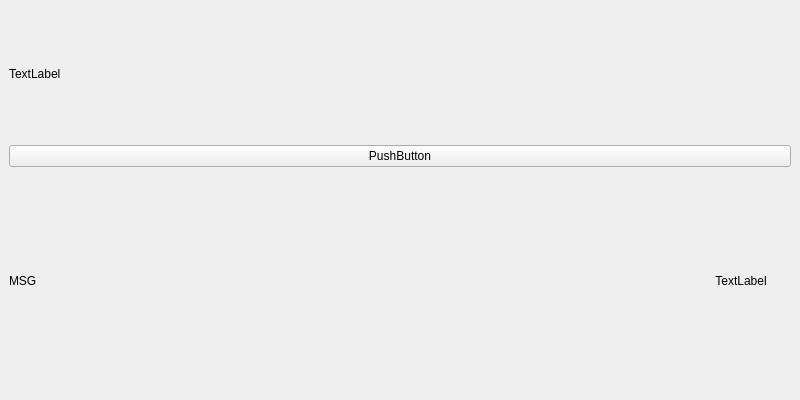
rbbrnc/QTWidgets, file Sipfun/MainWindow.ui: the form before one commit.
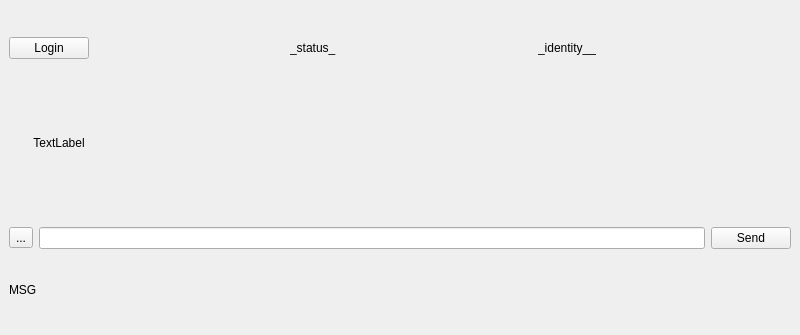
The form after the commit. Custom widgets are drawn as their Qt base class.

Patch:
```diff
--- a/Sipfun/MainWindow.ui
+++ b/Sipfun/MainWindow.ui
@@ -7,7 +7,7 @@
     <x>0</x>
     <y>0</y>
     <width>800</width>
-    <height>400</height>
+    <height>335</height>
    </rect>
   </property>
   <property name="sizePolicy">
@@ -20,9 +20,55 @@
    <string>SIPClient</string>
   </property>
   <widget class="QWidget" name="centralwidget">
-   <layout class="QVBoxLayout" name="verticalLayout_2">
+   <layout class="QVBoxLayout" name="verticalLayout">
     <item>
-     <layout class="QVBoxLayout" name="verticalLayout">
+     <layout class="QHBoxLayout" name="horizontalLayout_2">
+      <item>
+       <widget class="QPushButton" name="loginButton">
+        <property name="sizePolicy">
+         <sizepolicy hsizetype="Fixed" vsizetype="Fixed">
+          <horstretch>0</horstretch>
+          <verstretch>0</verstretch>
+         </sizepolicy>
+        </property>
+        <property name="text">
+         <string>Login</string>
+        </property>
+       </widget>
+      </item>
+      <item>
+       <spacer name="horizontalSpacer">
+        <property name="orientation">
+         <enum>Qt::Horizontal</enum>
+        </property>
+        <property name="sizeHint" stdset="0">
+         <size>
+          <width>40</width>
+          <height>20</height>
+         </size>
+        </property>
+       </spacer>
+      </item>
+      <item>
+       <widget class="QLabel" name="statusLabel">
+        <property name="text">
+         <string>_status_</string>
+        </property>
+       </widget>
+      </item>
+      <item>
+       <spacer name="horizontalSpacer_2">
+        <property name="orientation">
+         <enum>Qt::Horizontal</enum>
+        </property>
+        <property name="sizeHint" stdset="0">
+         <size>
+          <width>40</width>
+          <height>20</height>
+         </size>
+        </property>
+       </spacer>
+      </item>
       <item>
        <widget class="QLabel" name="identityLabel">
         <property name="sizePolicy">
@@ -32,67 +78,90 @@
          </sizepolicy>
         </property>
         <property name="text">
-         <string>TextLabel</string>
+         <string>_identity__</string>
         </property>
        </widget>
       </item>
+      <item>
+       <spacer name="horizontalSpacer_3">
+        <property name="orientation">
+         <enum>Qt::Horizontal</enum>
+        </property>
+        <property name="sizeHint" stdset="0">
+         <size>
+          <width>40</width>
+          <height>20</height>
+         </size>
+        </property>
+       </spacer>
+      </item>
      </layout>
     </item>
     <item>
-     <widget class="QPushButton" name="pushButton">
+     <widget class="QUpdateLabel" name="label_2">
+      <property name="sizePolicy">
+       <sizepolicy hsizetype="Fixed" vsizetype="Fixed">
+        <horstretch>0</horstretch>
+        <verstretch>0</verstretch>
+       </sizepolicy>
+      </property>
+      <property name="minimumSize">
+       <size>
+        <width>64</width>
+        <height>64</height>
+       </size>
+      </property>
+      <property name="maximumSize">
+       <size>
+        <width>100</width>
+        <height>100</height>
+       </size>
+      </property>
       <property name="text">
-       <string>PushButton</string>
+       <string>TextLabel</string>
+      </property>
+      <property name="scaledContents">
+       <bool>true</bool>
+      </property>
+      <property name="alignment">
+       <set>Qt::AlignCenter</set>
       </property>
      </widget>
     </item>
     <item>
      <layout class="QHBoxLayout" name="horizontalLayout">
       <item>
-       <widget class="QLabel" name="messageLabel">
-        <property name="sizePolicy">
-         <sizepolicy hsizetype="Preferred" vsizetype="Fixed">
-          <horstretch>0</horstretch>
-          <verstretch>0</verstretch>
-         </sizepolicy>
-        </property>
+       <widget class="QToolButton" name="toolButton">
         <property name="text">
-         <string>MSG</string>
+         <string>...</string>
         </property>
        </widget>
       </item>
       <item>
-       <widget class="QUpdateLabel" name="label_2">
-        <property name="sizePolicy">
-         <sizepolicy hsizetype="Fixed" vsizetype="Fixed">
-          <horstretch>0</horstretch>
-          <verstretch>0</verstretch>
-         </sizepolicy>
-        </property>
-        <property name="minimumSize">
-         <size>
-          <width>64</width>
-          <height>64</height>
-         </size>
-        </property>
-        <property name="maximumSize">
-         <size>
-          <width>100</width>
-          <height>100</height>
-         </size>
-        </property>
+       <widget class="QLineEdit" name="messageLineEdit"/>
+      </item>
+      <item>
+       <widget class="QPushButton" name="pushButton">
         <property name="text">
-         <string>TextLabel</string>
-        </property>
-        <property name="scaledContents">
-         <bool>true</bool>
-        </property>
-        <property name="alignment">
-         <set>Qt::AlignCenter</set>
+         <string>Send</string>
         </property>
        </widget>
       </item>
      </layout>
     </item>
+    <item>
+     <widget class="QLabel" name="messageLabel">
+      <property name="sizePolicy">
+       <sizepolicy hsizetype="Preferred" vsizetype="Fixed">
+        <horstretch>0</horstretch>
+        <verstretch>0</verstretch>
+       </sizepolicy>
+      </property>
+      <property name="text">
+       <string>MSG</string>
+      </property>
+     </widget>
+    </item>
    </layout>
   </widget>
  </widget>
```
